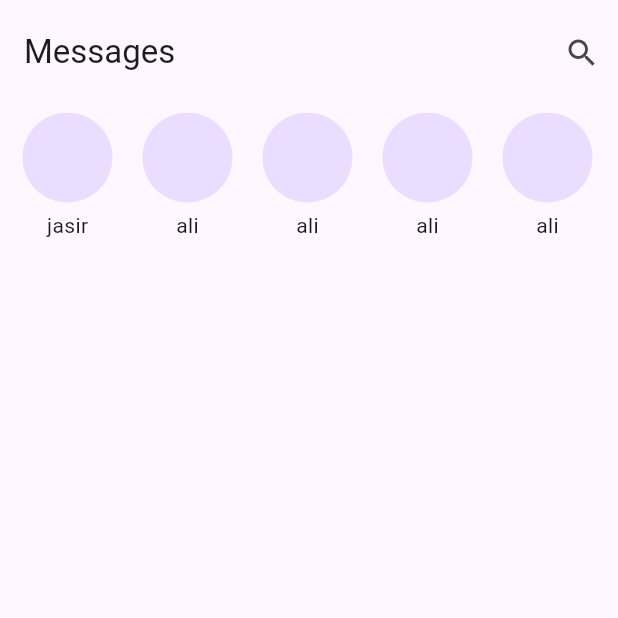
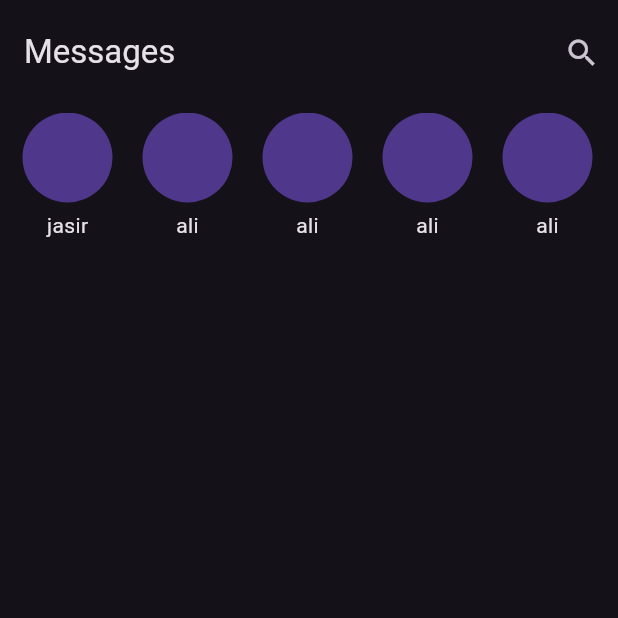
Before and after one commit to MuhadJasiR/chatpebble, a Flutter app: the screen it shows after launch, on a phone screen of 412 x 824 dp, the top half of it. Run offline on Flutter 3.47's test engine with Material 3 defaults, Android fonts, the light colour scheme and no system bars; our stand-ins replace google_fonts.

Commit message:
test commit

```diff
--- a/lib/main.dart
+++ b/lib/main.dart
@@ -12,7 +12,7 @@ class MyApp extends StatelessWidget {
   Widget build(BuildContext context) {
     return MaterialApp(
       title: 'Flutter Demo',
-      theme: ThemeData(),
+      theme: ThemeData.dark(),
       home: const MessagePage(),
     );
   }
```
